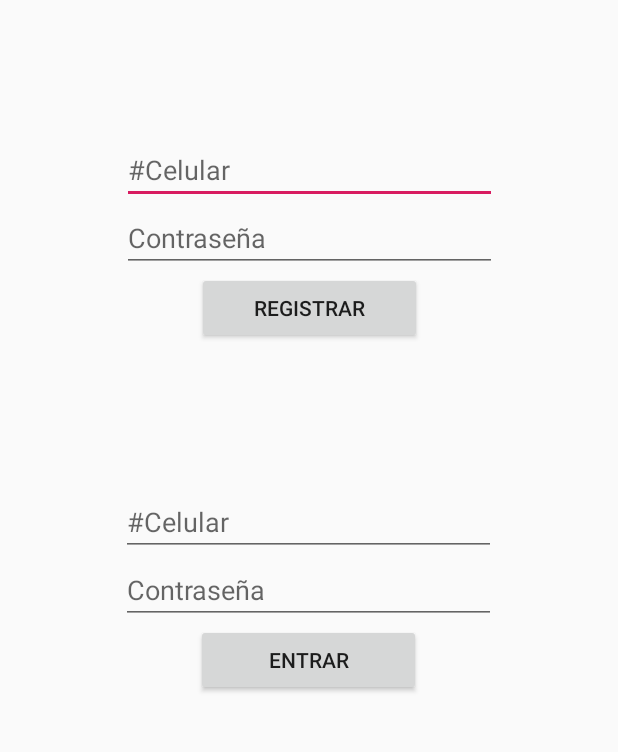
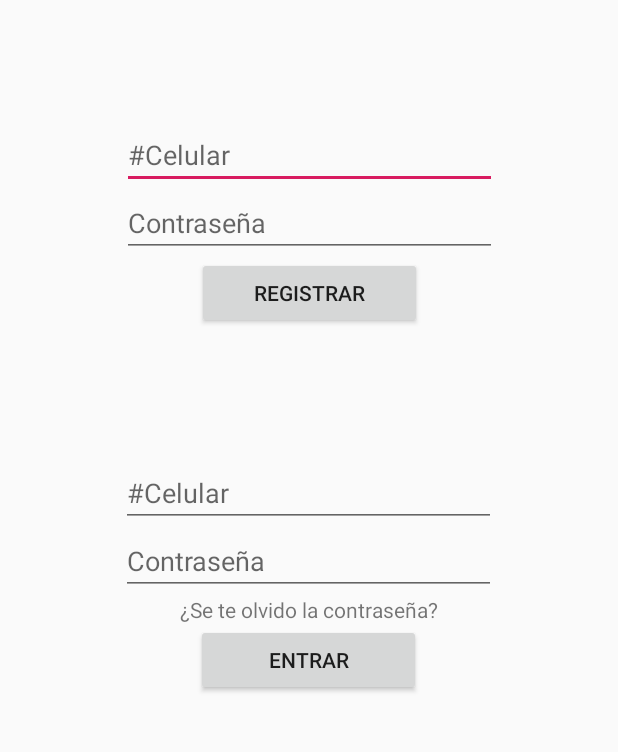
Before and after one commit to GracielaTorrecilla/AppMovil, an Android app: the MainActivity screen opened directly, with no data from a screen before it, on a phone screen of 412 x 824 dp, the part 414-1166 px from its top. Run offline under Robolectric (Android 15) with nearby library versions, the phone set to English and light mode, and no system bars.

```diff
--- a/app/src/main/java/com/example/appmovil/MainActivity.java
+++ b/app/src/main/java/com/example/appmovil/MainActivity.java
@@ -6,10 +6,12 @@ import android.content.Intent;
 import android.os.Bundle;
 import android.view.View;
 import android.widget.Button;
+import android.widget.TextView;
 
 public class MainActivity extends AppCompatActivity {
     private Button btnEntrar;
     private Button btnRegis;
+    private TextView txtOlv;
 
     @Override
     protected void onCreate(Bundle savedInstanceState) {
@@ -21,7 +23,9 @@ public class MainActivity extends AppCompatActivity {
     private void configureBoton(){
 
         btnEntrar = findViewById(R.id.entrar);
-        btnRegis = findViewById((R.id.regis));
+        btnRegis = findViewById(R.id.regis);
+        txtOlv = findViewById(R.id.txtOlvi);
+
 
         btnEntrar.setOnClickListener(new View.OnClickListener(){
             @Override
@@ -33,6 +37,12 @@ public class MainActivity extends AppCompatActivity {
         btnRegis.setOnClickListener(new View.OnClickListener(){
             @Override
             public void onClick(View view){
+                startActivity(new Intent(MainActivity.this, restaurantActivity.class));
+            }
+        });
+        txtOlv.setOnClickListener(new View.OnClickListener(){
+            @Override
+            public void onClick(View view){
                 startActivity(new Intent(MainActivity.this, RegistrarActivity.class));
             }
         });
--- a/app/src/main/res/layout/activity_main.xml
+++ b/app/src/main/res/layout/activity_main.xml
@@ -93,6 +93,13 @@
             android:hint="Contraseña"
             android:inputType="textPassword" />
 
+        <TextView
+            android:id="@+id/txtOlvi"
+            android:layout_width="match_parent"
+            android:layout_height="wrap_content"
+            android:text="¿Se te olvido la contraseña?"
+            android:textAlignment="center" />
+
         <Button
             android:id="@+id/entrar"
             android:layout_width="150dp"
```
Also changed, not shown: 2 other files.
